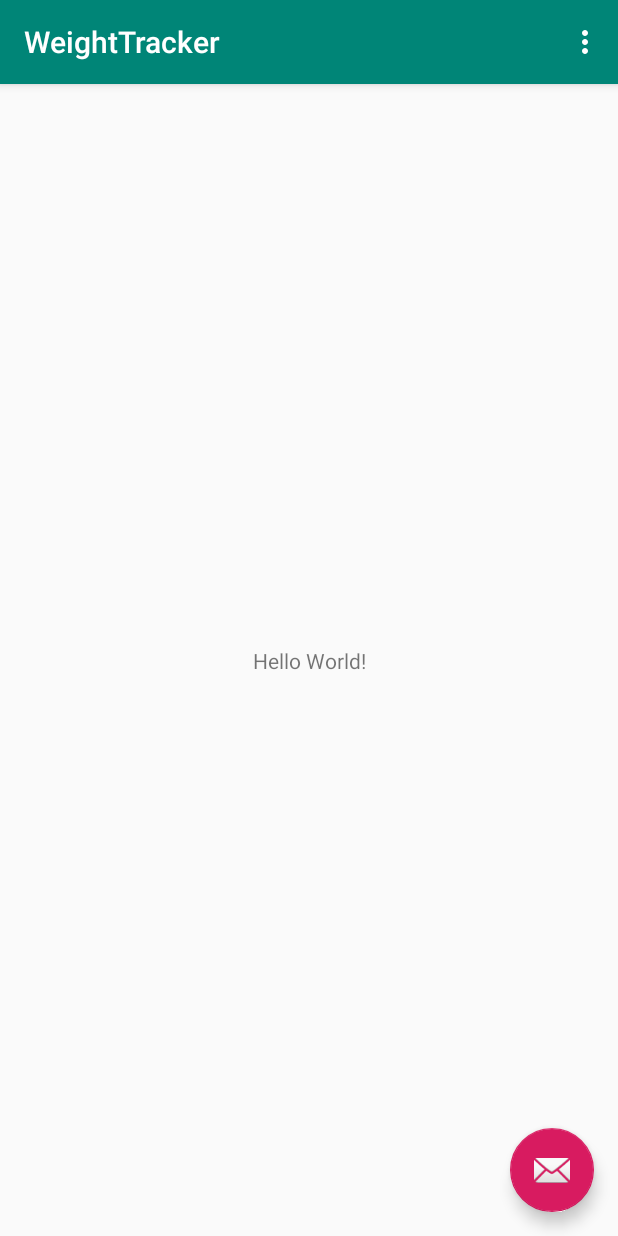
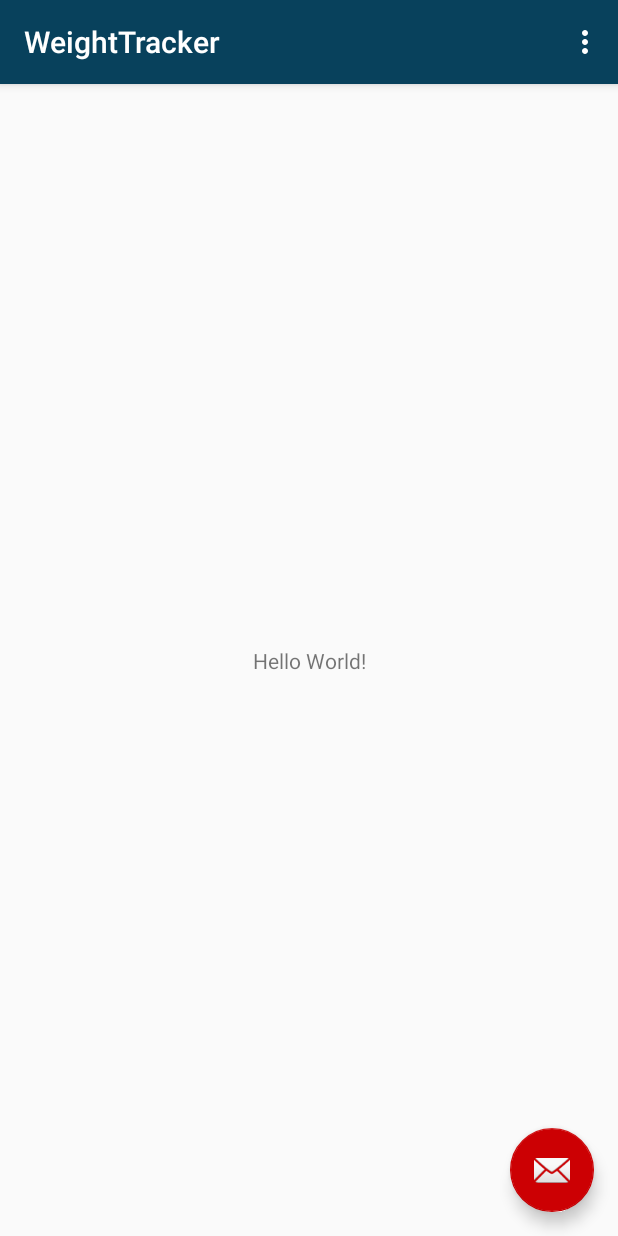
Before and after one commit to OliverSchmitt/WeightTracker, an Android app: the screen it shows after launch (MainActivity), on a phone screen of 412 x 824 dp. Run offline under Robolectric (Android 15) with nearby library versions, the phone set to English and light mode, and no system bars.

Commit message:
Add values for the enter dialog

```diff
--- a/app/app/src/main/res/values/colors.xml
+++ b/app/app/src/main/res/values/colors.xml
@@ -1,6 +1,6 @@
 <?xml version="1.0" encoding="utf-8"?>
 <resources>
-    <color name="colorPrimary">#008577</color>
-    <color name="colorPrimaryDark">#00574B</color>
-    <color name="colorAccent">#D81B60</color>
+    <color name="colorPrimary">#08415c</color>
+    <color name="colorPrimaryDark">#041f1e</color>
+    <color name="colorAccent">#cc0003</color>
 </resources>
--- a/app/app/src/main/res/values/dimens.xml
+++ b/app/app/src/main/res/values/dimens.xml
@@ -1,3 +1,7 @@
 <resources>
     <dimen name="fab_margin">16dp</dimen>
+    <dimen name="small_margin">8dp</dimen>
+    <dimen name="medium_margin">16dp</dimen>
+    <dimen name="large_margin">24dp</dimen>
+    <dimen name="font_size">18sp</dimen>
 </resources>
--- a/app/app/src/main/res/values/strings.xml
+++ b/app/app/src/main/res/values/strings.xml
@@ -1,4 +1,8 @@
 <resources>
     <string name="app_name">WeightTracker</string>
     <string name="action_settings">Settings</string>
+    <string name="title">Enter your Weight</string>
+    <string name="ok">Enter</string>
+    <string name="cancel">Cancel</string>
+    <string name="weight_hint">Weight</string>
 </resources>
```
